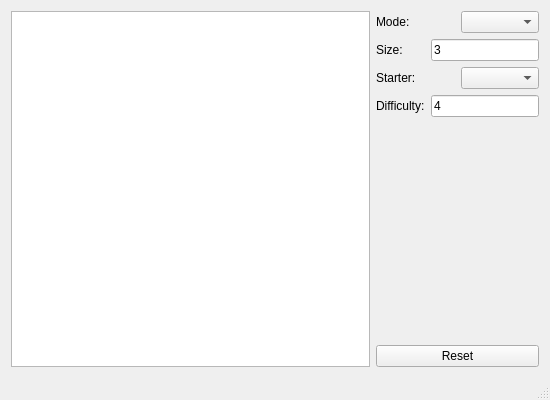
First picture: the form in src/mainwindow.ui, repository jonpas/FERI-TicTacToe, before the edit.
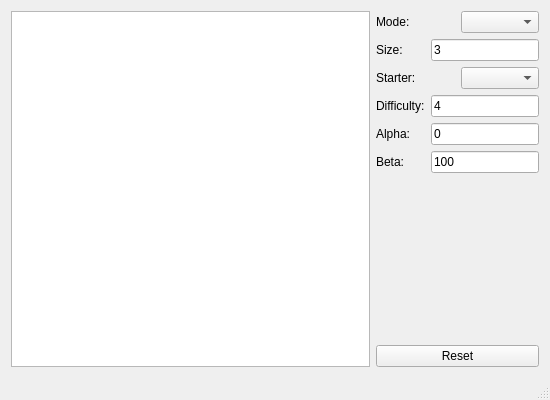
Second picture: the form after the edit.

Commit message: Add alpha-beta pruning

What changed in the file:
```diff
--- a/src/mainwindow.ui
+++ b/src/mainwindow.ui
@@ -157,6 +157,60 @@
            </item>
           </layout>
          </item>
+         <item>
+          <layout class="QHBoxLayout" name="optionAlpha">
+           <item>
+            <widget class="QLabel" name="labelAlpha">
+             <property name="text">
+              <string>Alpha:</string>
+             </property>
+            </widget>
+           </item>
+           <item>
+            <widget class="QLineEdit" name="lineEditAlpha">
+             <property name="sizePolicy">
+              <sizepolicy hsizetype="Minimum" vsizetype="Fixed">
+               <horstretch>0</horstretch>
+               <verstretch>0</verstretch>
+              </sizepolicy>
+             </property>
+             <property name="toolTip">
+              <string>Low score bound for alpha-beta pruning</string>
+             </property>
+             <property name="text">
+              <string>0</string>
+             </property>
+            </widget>
+           </item>
+          </layout>
+         </item>
+         <item>
+          <layout class="QHBoxLayout" name="optionBeta">
+           <item>
+            <widget class="QLabel" name="labelBeta">
+             <property name="text">
+              <string>Beta:</string>
+             </property>
+            </widget>
+           </item>
+           <item>
+            <widget class="QLineEdit" name="lineEditBeta">
+             <property name="sizePolicy">
+              <sizepolicy hsizetype="Minimum" vsizetype="Fixed">
+               <horstretch>0</horstretch>
+               <verstretch>0</verstretch>
+              </sizepolicy>
+             </property>
+             <property name="toolTip">
+              <string>High score bound for alpha-beta pruning</string>
+             </property>
+             <property name="text">
+              <string>100</string>
+             </property>
+            </widget>
+           </item>
+          </layout>
+         </item>
         </layout>
        </widget>
       </item>
```
The commit also changes 4 other files.
